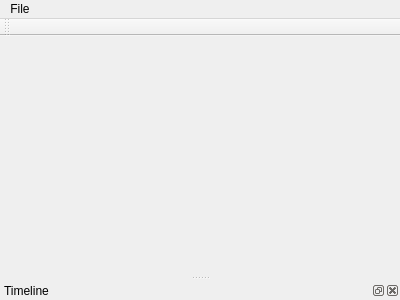
Qt form mainwindow.ui (skyrpex/Jam-Editor) before a commit.
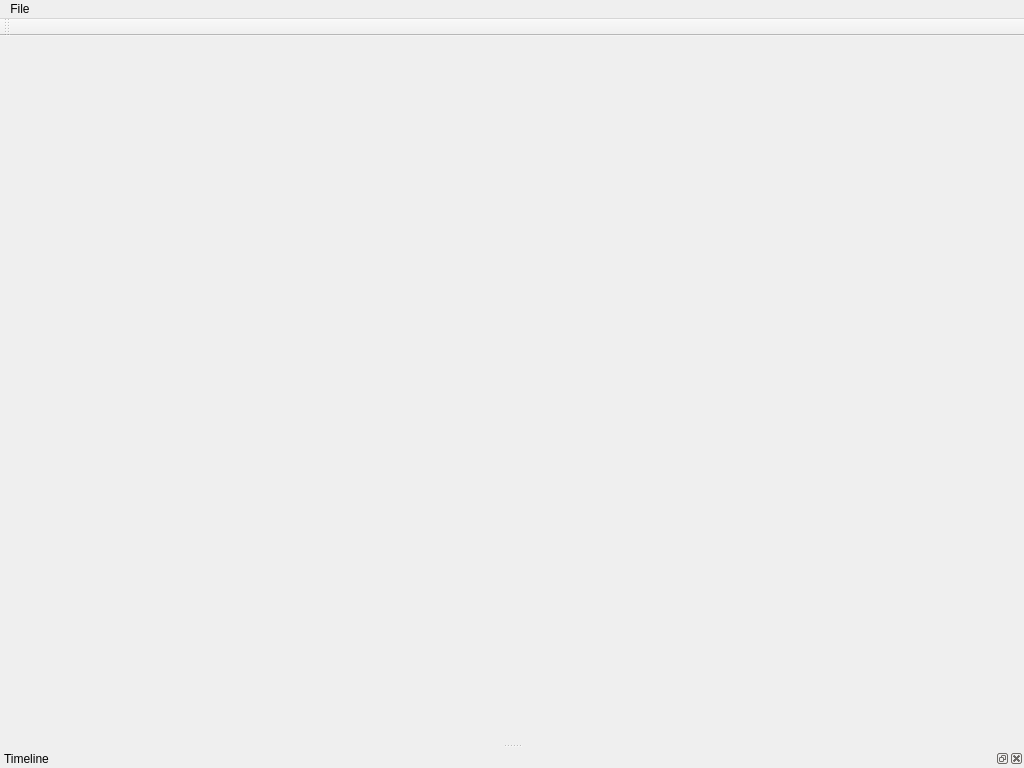
The same form after that commit. Custom widgets are drawn as their Qt base class.

```diff
--- a/mainwindow.ui
+++ b/mainwindow.ui
@@ -6,8 +6,8 @@
    <rect>
     <x>0</x>
     <y>0</y>
-    <width>400</width>
-    <height>300</height>
+    <width>1024</width>
+    <height>768</height>
    </rect>
   </property>
   <property name="windowTitle">
@@ -21,7 +21,7 @@
     <rect>
      <x>0</x>
      <y>0</y>
-     <width>400</width>
+     <width>1024</width>
      <height>21</height>
     </rect>
    </property>
```
